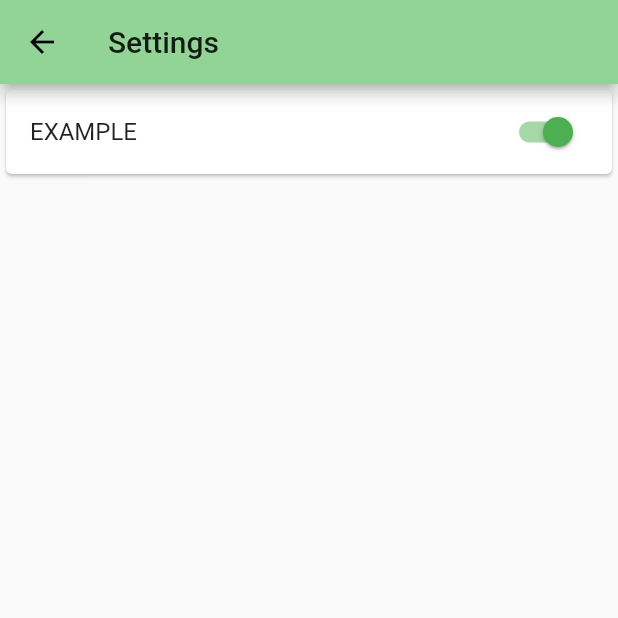
After one commit to underwhelmingToaster/coolUrbanSpaces, a Flutter app: the SettingsView screen opened directly, on a phone screen of 412 x 824 dp, the top half of it. The commit adds this screen. Run offline on Flutter 3.47's test engine with Material 2 defaults, Android fonts, the phone set to English and light mode, and no system bars; our stand-ins replace flutter_map, flutter_svg, latlong2; missing offline and left inert: flutter_map_marker_cluster.

Commit message:
Implement basic SettingsView

```diff
--- /dev/null
+++ b/lib/controller/settings_controller.dart
@@ -0,0 +1,12 @@
+import 'package:flutter/cupertino.dart';
+
+class SettingsController extends ChangeNotifier{
+  bool _exampleSwitch = true;
+
+  bool get exampleSwitch => _exampleSwitch;
+
+  set exampleSwitch(bool value) {
+    _exampleSwitch = value;
+    notifyListeners();
+  }
+}
--- a/lib/main.dart
+++ b/lib/main.dart
@@ -2,7 +2,9 @@ import 'dart:async';
 
 import 'package:cool_urban_spaces/controller/add_suggestion_controller.dart';
 import 'package:cool_urban_spaces/controller/map_data_controller.dart';
+import 'package:cool_urban_spaces/controller/settings_controller.dart';
 import 'package:cool_urban_spaces/view/add_suggestion_view.dart';
+import 'package:cool_urban_spaces/view/settings_view.dart';
 import 'package:cool_urban_spaces/view/urban_map_view.dart';
 import 'package:flutter/material.dart';
 import 'package:flutter/cupertino.dart';
@@ -21,6 +23,7 @@ class MyApp extends StatelessWidget {
       providers: [
         ChangeNotifierProvider(create: (_) => AddSuggestionController()),
         ChangeNotifierProvider(create: (_) => MapDataController()),
+        ChangeNotifierProvider(create: (_) => SettingsController()),
       ],
         child: MaterialApp(
           title: 'Cool Urban',
@@ -78,6 +81,8 @@ class _MapFragment extends State<StatefulMapFragment> {
             ),
             ListTile(
               title: const Text('Settings'),
+              onTap: () => Navigator.push(context, MaterialPageRoute(
+                  builder: (context) => SettingsView())),
             )
           ],
         ),
--- /dev/null
+++ b/lib/view/settings_view.dart
@@ -0,0 +1,31 @@
+
+import 'package:cool_urban_spaces/controller/settings_controller.dart';
+import 'package:flutter/cupertino.dart';
+import 'package:flutter/material.dart';
+import 'package:provider/provider.dart';
+
+class SettingsView extends StatelessWidget{
+  @override
+  Widget build(BuildContext context) {
+    SettingsController settingsController = Provider.of<SettingsController>(context);
+
+    return SafeArea(child: Scaffold(
+      appBar: AppBar(
+        title: Text("Settings"),
+      ),
+      body: ListView(
+        children: [
+          Card(
+            child: ListTile(
+              title: Text("EXAMPLE"),
+              trailing: Switch(
+                value: settingsController.exampleSwitch,
+                onChanged: (bool) {settingsController.exampleSwitch = bool;},
+              ),
+            ),
+          )
+        ],
+      ),
+    ));
+  }
+}
```
